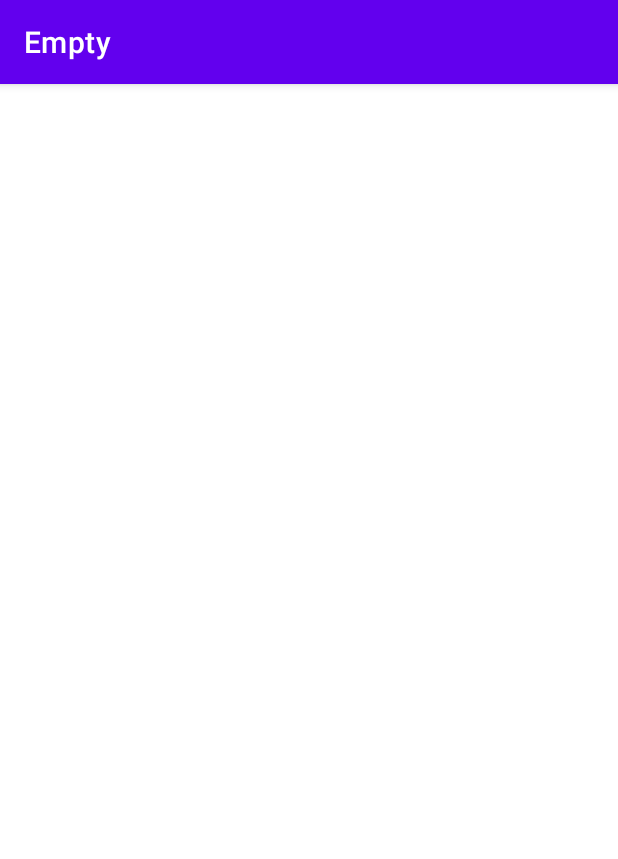
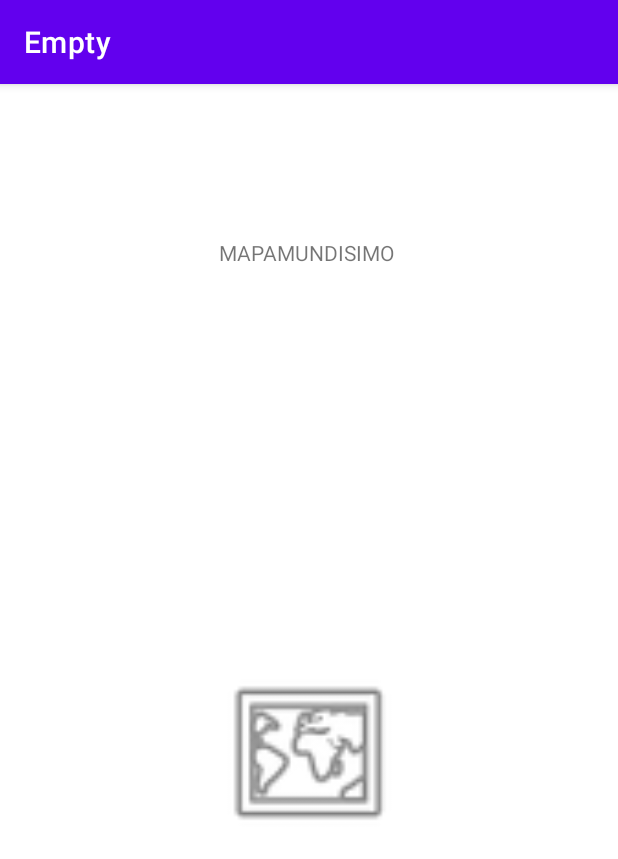
Before and after one commit to hfaildeestevez/Empty, an Android app: the screen it shows after launch (MainActivity), on a phone screen of 412 x 824 dp. Shown: the top 859 px of the screen. Run offline under Robolectric (Android 15) with nearby library versions, the phone set to English and light mode, and no system bars.

Commit message:
Añado cuadro de texto e imagen y añado restricciones

```diff
--- a/app/src/main/res/layout/activity_main.xml
+++ b/app/src/main/res/layout/activity_main.xml
@@ -4,4 +4,30 @@
     xmlns:tools="http://schemas.android.com/tools"
     android:layout_width="match_parent"
     android:layout_height="match_parent"
-    tools:context=".MainActivity"/>
+    tools:context=".MainActivity">
+
+    <TextView
+        android:id="@+id/textView"
+        android:layout_width="172dp"
+        android:layout_height="30dp"
+        android:text="        MAPAMUNDISIMO"
+        app:layout_constraintBottom_toBottomOf="parent"
+        app:layout_constraintEnd_toEndOf="parent"
+        app:layout_constraintHorizontal_bias="0.497"
+        app:layout_constraintStart_toStartOf="parent"
+        app:layout_constraintTop_toTopOf="parent"
+        app:layout_constraintVertical_bias="0.139" />
+
+    <ImageView
+        android:id="@+id/imageView"
+        android:layout_width="220dp"
+        android:layout_height="117dp"
+        android:layout_marginStart="16dp"
+        app:layout_constraintBottom_toBottomOf="parent"
+        app:layout_constraintEnd_toEndOf="parent"
+        app:layout_constraintHorizontal_bias="0.451"
+        app:layout_constraintStart_toStartOf="parent"
+        app:layout_constraintTop_toBottomOf="@+id/textView"
+        app:layout_constraintVertical_bias="0.491"
+        app:srcCompat="@android:drawable/ic_menu_mapmode" />
+</androidx.constraintlayout.widget.ConstraintLayout>
```
